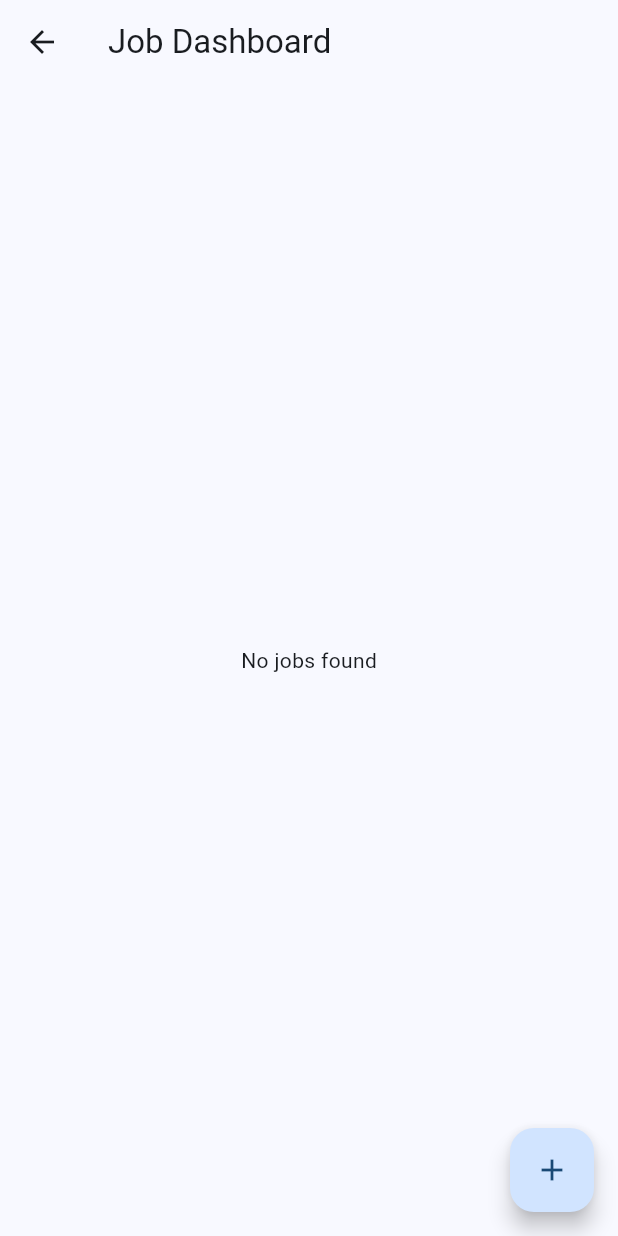
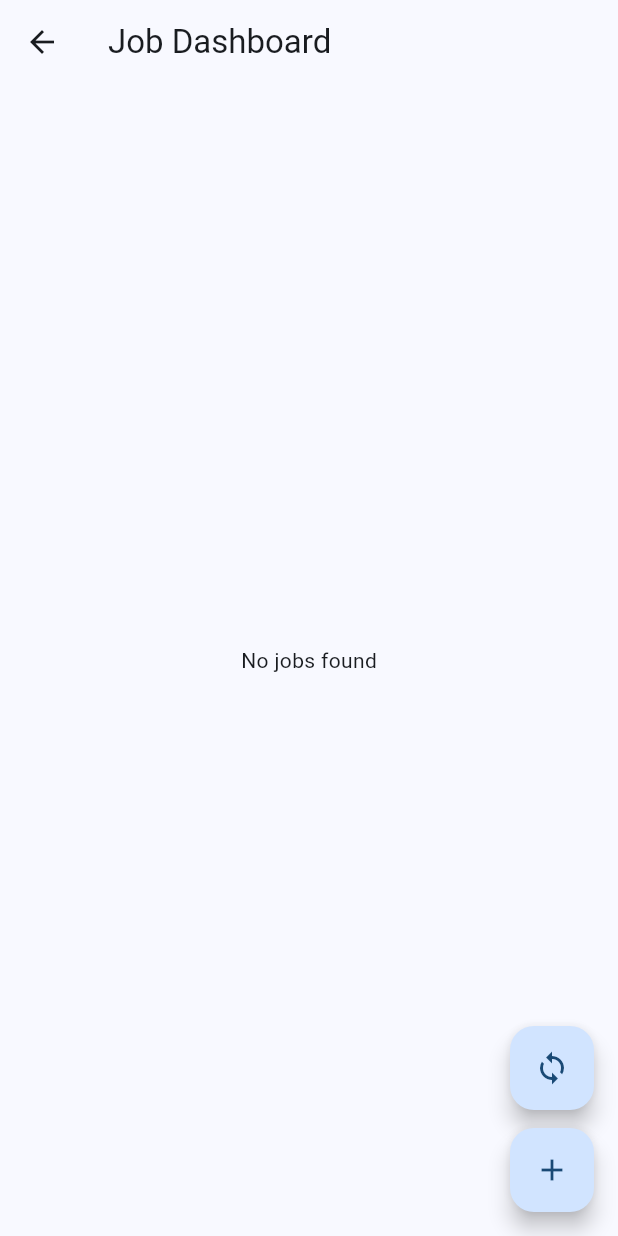
Before and after one commit to ShaneannX/AssertGuard_app, a Flutter app: the JobsListScreen screen opened directly, on a phone screen of 412 x 824 dp. Run offline on Flutter 3.47's test engine with Material 3 defaults, Android fonts, the phone set to English and light mode, and no system bars; our stand-ins replace connectivity_plus, drift, flutter_dotenv, supabase_flutter; accounts and stored records are empty; generated files the repository leaves out were written again.

Commit message:
changed sync button to be a floating button so only appears once instead of next to every job due to just running to sync all jobs instead of just that specific job

```diff
--- a/lib/presentation/screens/jobs/job_list_screen.dart
+++ b/lib/presentation/screens/jobs/job_list_screen.dart
@@ -76,7 +76,18 @@ class JobsListScreenState extends State<JobsListScreen> {
   Widget build(BuildContext context) {
     return Scaffold(
       appBar: AppBar(title: Text('Job Dashboard')),
-      floatingActionButton: FloatingActionButton(
+      floatingActionButton: Column(
+        mainAxisSize: MainAxisSize.min,
+        children: [
+          FloatingActionButton(
+            heroTag: 'syncButton',
+            tooltip: 'Sync jobs',
+            onPressed: () => syncService.syncJobInspection(),
+            child: const Icon(Icons.sync),
+          ),
+          const SizedBox(height: 12),
+          FloatingActionButton(
+            heroTag: 'addButton',
             onPressed: () async {
               await Navigator.push(
                 context,
@@ -85,6 +96,8 @@ class JobsListScreenState extends State<JobsListScreen> {
               vm.loadJobs();
             },
             child: const Icon(Icons.add),
+          ),
+        ],
       ),
       body: RefreshIndicator(onRefresh: vm.refresh, child: _buildBody()),
     );
@@ -179,9 +192,6 @@ class JobsListScreenState extends State<JobsListScreen> {
                             );
                             vm.loadJobs();
                           },
-                        ),IconButton(
-                          icon: const Icon(Icons.sync),
-                          onPressed: () => syncService.syncJobInspection(),
                         ),
                       ],
                     ),
```
Lines whose indentation alone changed are shown as unchanged.
